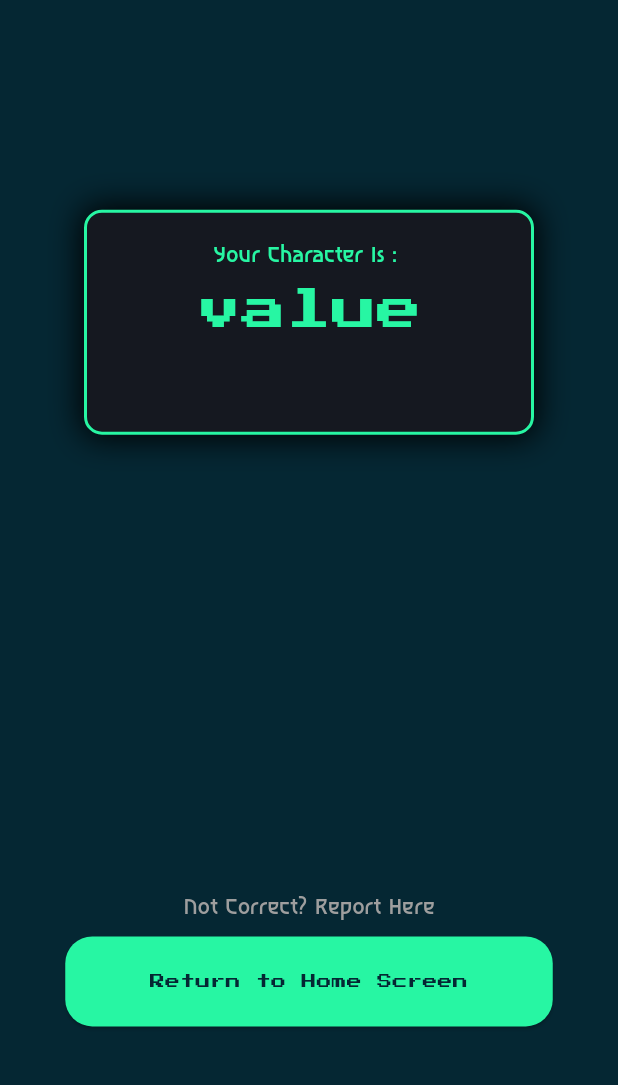
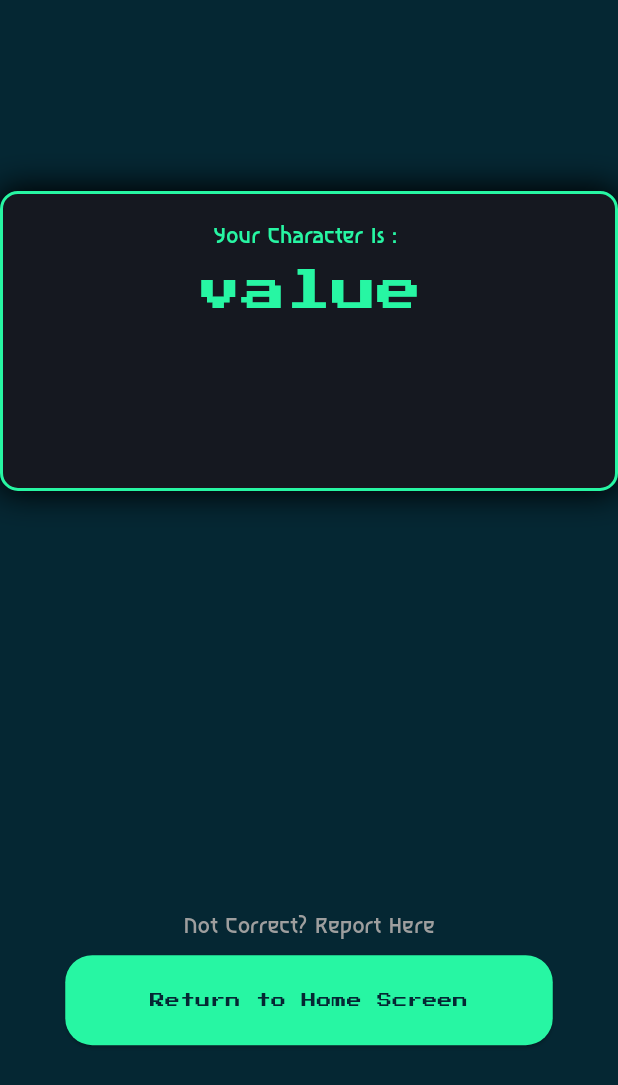
Before and after one commit to saiusesgithub/WhoDat, a Flutter app: the ResultScreen screen opened by its route, on a phone screen of 412 x 824 dp. Shown: the top 1085 px of the screen. Run offline on Flutter 3.47's test engine with Material 3 defaults, Android fonts, the phone set to English and light mode, and no system bars; our stand-ins replace dio; missing offline and left inert: pixelarticons; network calls fail.

Commit message:
fixed the navigating to result page issue

```diff
--- a/lib/pages/result_screen.dart
+++ b/lib/pages/result_screen.dart
@@ -20,8 +20,8 @@ class _ResultScreenState extends State<ResultScreen> {
         children: [
           Center(
             child: Container(
-              width: 300,
-              height: 150,
+              width: 500,
+              height: 200,
               padding: const EdgeInsets.all(18),
               decoration: BoxDecoration(
                 color: const Color(0xFF151820),
@@ -54,8 +54,8 @@ class _ResultScreenState extends State<ResultScreen> {
             ),
           ),
           Column(
+            spacing: 10,
             children: [notCorrectReportButton(), returnToHomeButton()],
-            spacing: 10,
           ),
         ],
       ),
@@ -65,7 +65,7 @@ class _ResultScreenState extends State<ResultScreen> {
   Widget returnToHomeButton() {
     return ElevatedButton(
       onPressed: () {
-        Navigator.pushNamed(context, 'homescreen');
+        Navigator.pushNamed(context, 'homepage');
       },
       style: ElevatedButton.styleFrom(
         minimumSize: Size(325, 60),
--- a/lib/services/gemini_api_service.dart
+++ b/lib/services/gemini_api_service.dart
@@ -3,7 +3,7 @@ import 'package:dio/dio.dart';
 
 class GeminiApi {
   final String model = 'gemini-1.5-flash';
-  final String apiKey = 'AIzaSyCfx_meeilsG8h5onMqNaR7uxa2Zaramo4';
+  final String apiKey = 'AIzaSyAeLTMTOMGLLMY0sH_yyIegEk-S8oW-M0w';
   final Dio _dio = Dio(
     BaseOptions(
       baseUrl: 'https://generativelanguage.googleapis.com/v1beta',
```
Also changed, not shown: lib/pages/classic_screen.dart (+6 -2 lines).
